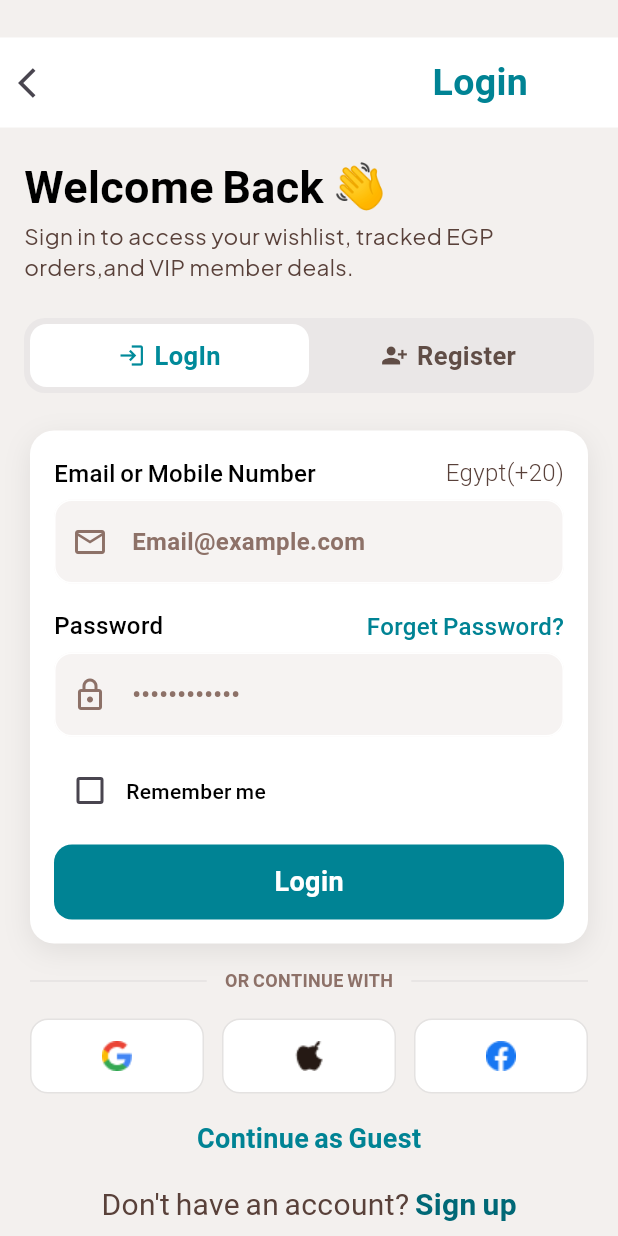
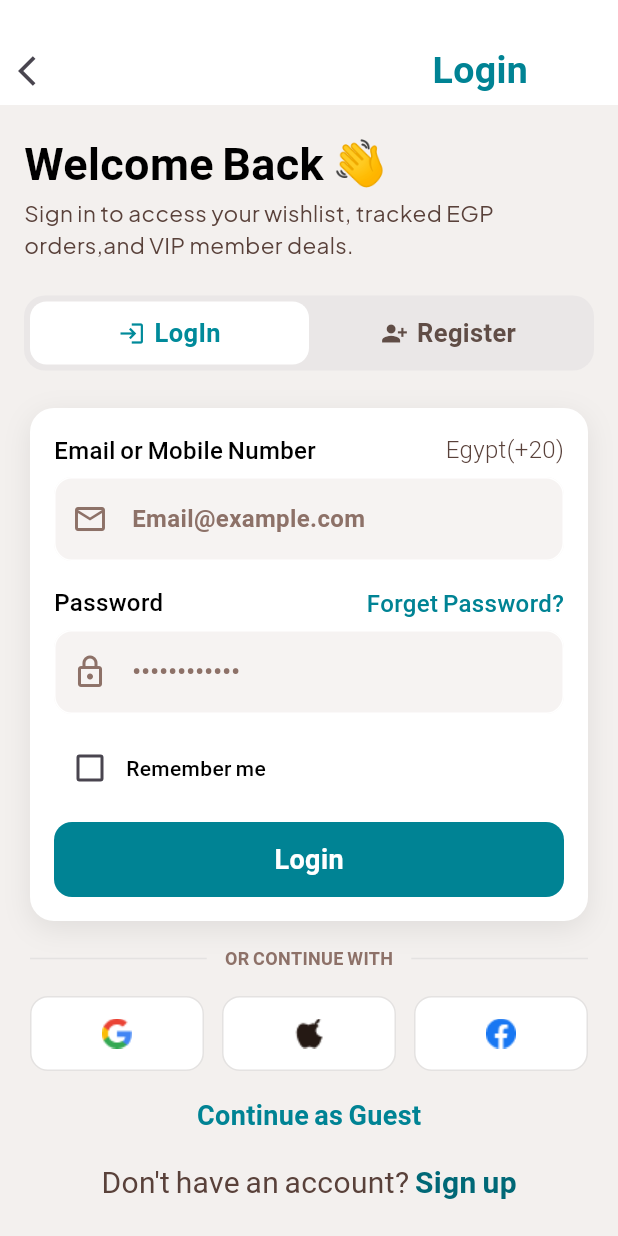
Before and after one commit to Ahmed-Mousa566/Indigo-e-commerce, a Flutter app: the screen it shows after launch, on a phone screen of 412 x 824 dp. Run offline on Flutter 3.47's test engine with Material 3 defaults, Android fonts, the phone set to English and light mode, and no system bars; our stand-ins replace go_router, google_fonts; Roboto replaces fonts that are missing (Montserrat).

Commit message:
create home app bar

```diff
--- a/lib/feature/Auth/presentation/views/widgets/auth_view_body.dart
+++ b/lib/feature/Auth/presentation/views/widgets/auth_view_body.dart
@@ -23,7 +23,7 @@ class _AuthViewBodyState extends State<AuthViewBody> {
       backgroundColor: const Color(0xffF3F0EE),
       body: Column(
         children: [
-          const SizedBox(height: 25),
+        //  const SizedBox(height: 25),
 
           CustomAuthAppBar(title: title),
           SizedBox(height: 16),
--- a/lib/feature/Auth/presentation/views/widgets/custom_auth_app_bar.dart
+++ b/lib/feature/Auth/presentation/views/widgets/custom_auth_app_bar.dart
@@ -9,17 +9,18 @@ class CustomAuthAppBar extends StatelessWidget {
   Widget build(BuildContext context) {
     return Container(
       color: Colors.white,
-      height: 60,
+      height: 70,
+      padding: const EdgeInsets.only(top: 25),
       child: Row(
         children: [
           IconButton(
             onPressed: () {
               Navigator.pop(context);
             },
-            icon: const Icon(Icons.arrow_back_ios, ),
+            icon: const Icon(Icons.arrow_back_ios),
           ),
           const Spacer(),
-           CustomText(
+          CustomText(
             text: title,
             size: 25,
             fontWeight: FontWeight.bold,
--- a/lib/feature/home/presentation/views/widgets/home_view_body.dart
+++ b/lib/feature/home/presentation/views/widgets/home_view_body.dart
@@ -1,3 +1,4 @@
+import 'package:e_commerce/feature/home/presentation/views/widgets/custom_home_appbar.dart';
 import 'package:flutter/material.dart';
 
 class HomeViewBody extends StatelessWidget {
@@ -6,9 +7,7 @@ class HomeViewBody extends StatelessWidget {
   @override
   Widget build(BuildContext context) {
     return const Scaffold(
-      body: Center(
-        child: Text('Home View'),
-      ),
+      body: Column(children: [CustomHomeAppbar(title: "Home")]),
     );
   }
 }
--- a/lib/main.dart
+++ b/lib/main.dart
@@ -10,6 +10,10 @@ class MyApp extends StatelessWidget {
 
   @override
   Widget build(BuildContext context) {
-    return MaterialApp.router(routerConfig: AppRouter.router);
+    return MaterialApp.router(routerConfig: AppRouter.router,
+
+    theme: ThemeData(
+      scaffoldBackgroundColor: const Color(0xffF3F0EE),
+    ));
   }
 }
```
Also changed, not shown: lib/feature/home/presentation/views/widgets/custom_home_appbar.dart (added, +48 -0 lines), assets/images/me.jpeg (added).
